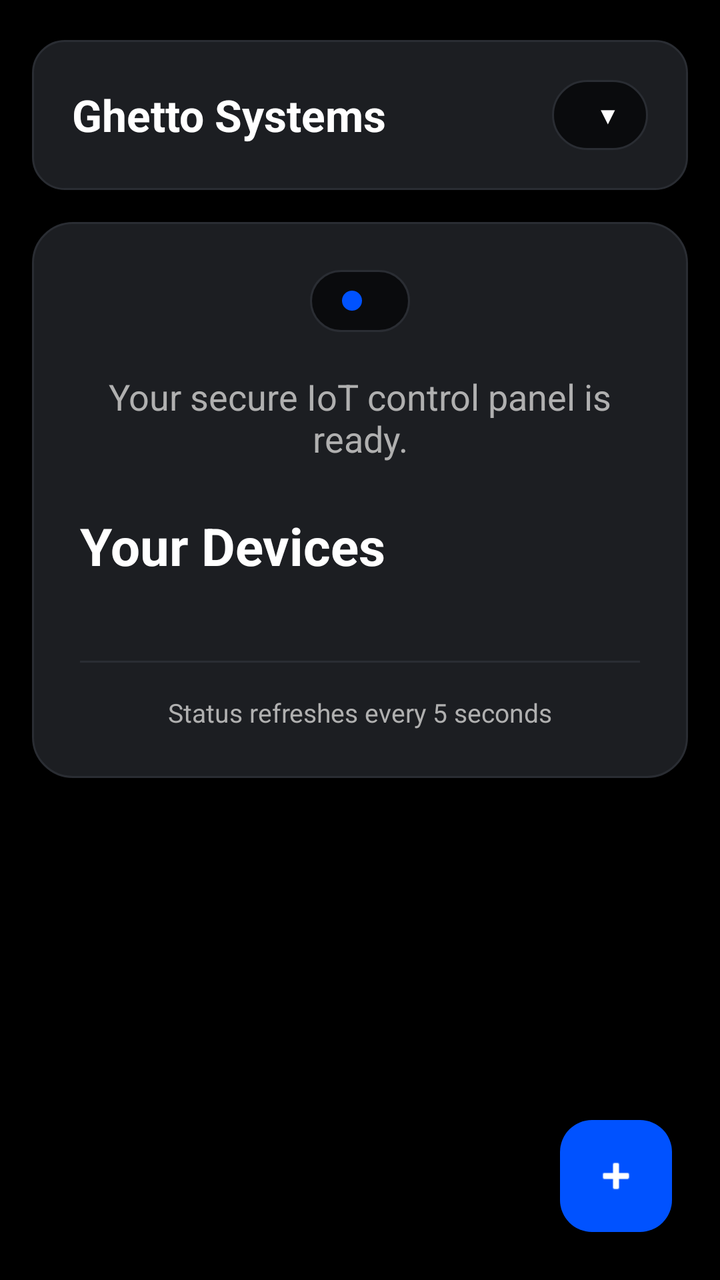
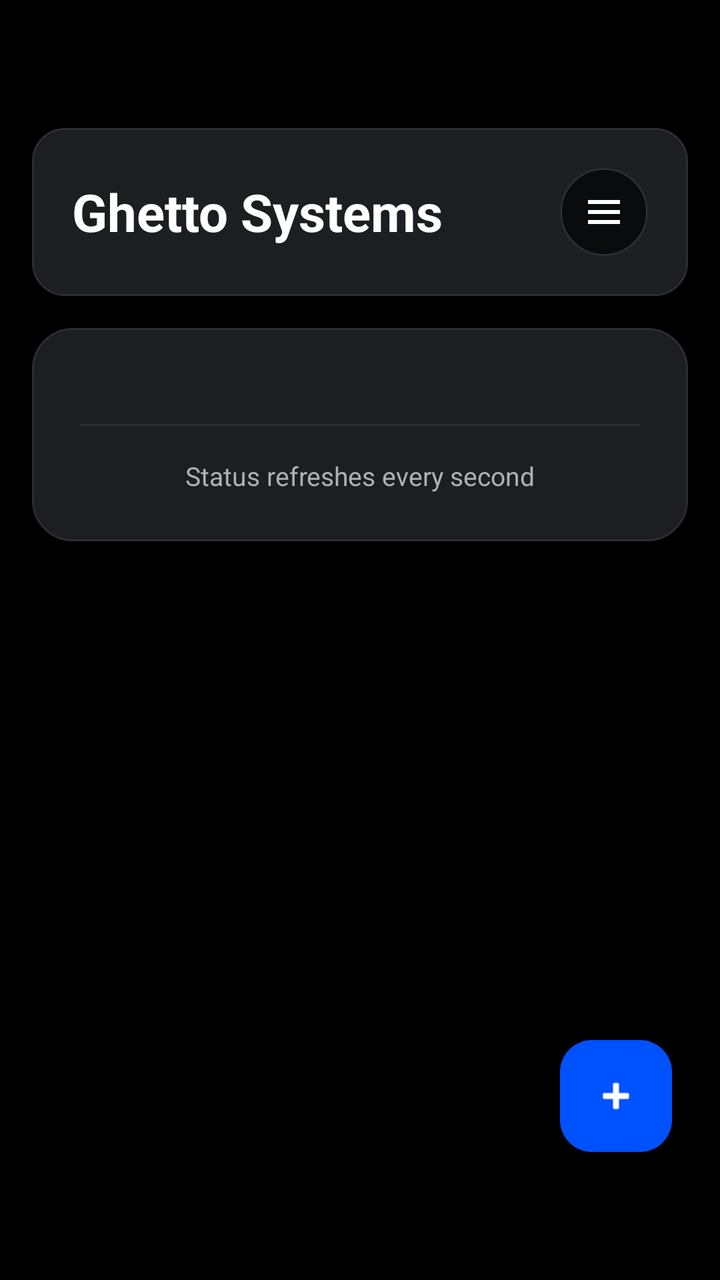

Two renders of the same Android screen: before a commit and after it. Below are the layout's source before the change and the commit's diff.
<!-- AndroidManifest.xml: application theme Theme.GhettoSystems2 -->
<!-- res/layout/activity_home.xml -->
<?xml version="1.0" encoding="utf-8"?>
<androidx.coordinatorlayout.widget.CoordinatorLayout
    xmlns:android="http://schemas.android.com/apk/res/android"
    xmlns:app="http://schemas.android.com/apk/res-auto"
    android:layout_width="match_parent"
    android:layout_height="match_parent"
    android:background="@color/splashBlack">

    <androidx.core.widget.NestedScrollView
        android:layout_width="match_parent"
        android:layout_height="match_parent"
        android:clipToPadding="false"
        android:fillViewport="true"
        android:paddingStart="16dp"
        android:paddingTop="20dp"
        android:paddingEnd="16dp"
        android:paddingBottom="96dp">

        <LinearLayout
            android:layout_width="match_parent"
            android:layout_height="wrap_content"
            android:orientation="vertical">

            <LinearLayout
                android:layout_width="match_parent"
                android:layout_height="wrap_content"
                android:background="@drawable/bg_dashboard_header"
                android:gravity="center_vertical"
                android:orientation="horizontal"
                android:padding="20dp">

                <TextView
                    android:layout_width="0dp"
                    android:layout_height="wrap_content"
                    android:layout_weight="1"
                    android:text="@string/splash_title"
                    android:textColor="@color/colorOnBackground"
                    android:textSize="22sp"
                    android:textStyle="bold" />

                <LinearLayout
                    android:id="@+id/btn_user_menu"
                    android:layout_width="wrap_content"
                    android:layout_height="wrap_content"
                    android:background="@drawable/bg_user_button"
                    android:clickable="true"
                    android:focusable="true"
                    android:gravity="center_vertical"
                    android:orientation="horizontal"
                    android:paddingStart="14dp"
                    android:paddingTop="8dp"
                    android:paddingEnd="14dp"
                    android:paddingBottom="8dp">

                    <TextView
                        android:id="@+id/tv_user_email"
                        android:layout_width="wrap_content"
                        android:layout_height="wrap_content"
                        android:ellipsize="end"
                        android:maxWidth="160dp"
                        android:singleLine="true"
                        android:textColor="@color/colorOnBackground"
                        android:textSize="14sp" />

                    <TextView
                        android:layout_width="wrap_content"
                        android:layout_height="wrap_content"
                        android:layout_marginStart="8dp"
                        android:text="▼"
                        android:textColor="@color/colorOnBackground"
                        android:textSize="12sp" />
                </LinearLayout>
            </LinearLayout>

            <LinearLayout
                android:layout_width="match_parent"
                android:layout_height="wrap_content"
                android:layout_marginTop="16dp"
                android:background="@drawable/bg_dashboard_panel"
                android:orientation="vertical"
                android:padding="24dp">

                <LinearLayout
                    android:layout_width="wrap_content"
                    android:layout_height="wrap_content"
                    android:layout_gravity="center_horizontal"
                    android:background="@drawable/bg_welcome_pill"
                    android:gravity="center_vertical"
                    android:orientation="horizontal"
                    android:paddingStart="16dp"
                    android:paddingTop="6dp"
                    android:paddingEnd="16dp"
                    android:paddingBottom="6dp">

                    <View
                        android:layout_width="10dp"
                        android:layout_height="10dp"
                        android:background="@drawable/dot_online" />

                    <TextView
                        android:id="@+id/tv_welcome"
                        android:layout_width="wrap_content"
                        android:layout_height="wrap_content"
                        android:layout_marginStart="8dp"
                        android:textColor="@color/colorOnBackground"
                        android:textSize="14sp"
                        android:textStyle="bold" />
                </LinearLayout>

                <TextView
                    android:layout_width="match_parent"
                    android:layout_height="wrap_content"
                    android:layout_marginTop="20dp"
                    android:layout_marginBottom="24dp"
                    android:gravity="center"
                    android:text="@string/dashboard_intro"
                    android:textColor="@color/textSecondary"
                    android:textSize="18sp" />

                <TextView
                    android:layout_width="wrap_content"
                    android:layout_height="wrap_content"
                    android:layout_marginBottom="16dp"
                    android:text="@string/your_devices"
                    android:textColor="@color/colorOnBackground"
                    android:textSize="26sp"
                    android:textStyle="bold" />

                <LinearLayout
                    android:id="@+id/empty_panel"
                    android:layout_width="match_parent"
                    android:layout_height="wrap_content"
                    android:background="@drawable/bg_empty_devices"
                    android:orientation="vertical"
                    android:padding="24dp"
                    android:visibility="gone">

                    <TextView
                        android:id="@+id/tv_empty"
                        android:layout_width="match_parent"
                        android:layout_height="wrap_content"
                        android:text="@string/no_devices_title"
                        android:textColor="@color/textSecondary"
                        android:textSize="16sp" />

                    <TextView
                        android:layout_width="match_parent"
                        android:layout_height="wrap_content"
                        android:layout_marginTop="10dp"
                        android:text="@string/no_devices_subtitle"
                        android:textColor="@color/textSecondary"
                        android:textSize="13sp" />
                </LinearLayout>

                <androidx.recyclerview.widget.RecyclerView
                    android:id="@+id/recycler_devices"
                    android:layout_width="match_parent"
                    android:layout_height="wrap_content"
                    android:nestedScrollingEnabled="false"
                    android:overScrollMode="never" />

                <View
                    android:layout_width="match_parent"
                    android:layout_height="1dp"
                    android:layout_marginTop="24dp"
                    android:background="@color/border" />

                <TextView
                    android:id="@+id/tv_refresh_hint"
                    android:layout_width="match_parent"
                    android:layout_height="wrap_content"
                    android:layout_marginTop="16dp"
                    android:gravity="center"
                    android:text="@string/dashboard_refresh_hint"
                    android:textColor="@color/textSecondary"
                    android:textSize="13sp" />
            </LinearLayout>
        </LinearLayout>
    </androidx.core.widget.NestedScrollView>

    <com.google.android.material.floatingactionbutton.FloatingActionButton
        android:id="@+id/fab_add"
        android:layout_width="wrap_content"
        android:layout_height="wrap_content"
        android:layout_gravity="bottom|end"
        android:layout_marginEnd="24dp"
        android:layout_marginBottom="24dp"
        android:contentDescription="@string/add_device"
        app:backgroundTint="@color/colorPrimary"
        app:srcCompat="@android:drawable/ic_input_add"
        app:tint="@color/colorOnPrimary" />
</androidx.coordinatorlayout.widget.CoordinatorLayout>
<!-- resources referenced by this layout -->
<resources>
  <color name="border">#2A2D33</color>
  <color name="colorOnBackground">#FFFFFF</color>
  <color name="colorOnPrimary">#FFFFFF</color>
  <color name="colorPrimary">#0052FF</color>
  <color name="splashBlack">#000000</color>
  <color name="textSecondary">#B0B0B0</color>
  <!-- drawable bg_dashboard_header (drawable) -->
  <?xml version="1.0" encoding="utf-8"?>
  <shape xmlns:android="http://schemas.android.com/apk/res/android"
      android:shape="rectangle">
      <solid android:color="@color/colorSurface" />
      <stroke android:width="1dp" android:color="@color/border" />
      <corners android:radius="16dp" />
  </shape>
  <!-- drawable bg_dashboard_panel (drawable) -->
  <?xml version="1.0" encoding="utf-8"?>
  <shape xmlns:android="http://schemas.android.com/apk/res/android"
      android:shape="rectangle">
      <solid android:color="@color/colorSurface" />
      <stroke android:width="1dp" android:color="@color/border" />
      <corners android:radius="20dp" />
  </shape>
  <!-- drawable bg_empty_devices (drawable) -->
  <?xml version="1.0" encoding="utf-8"?>
  <shape xmlns:android="http://schemas.android.com/apk/res/android"
      android:shape="rectangle">
      <solid android:color="@color/colorBackground" />
      <stroke android:width="1dp" android:color="@color/border" />
      <corners android:radius="16dp" />
  </shape>
  <!-- drawable bg_user_button (drawable) -->
  <?xml version="1.0" encoding="utf-8"?>
  <shape xmlns:android="http://schemas.android.com/apk/res/android"
      android:shape="rectangle">
      <solid android:color="@color/colorBackground" />
      <stroke android:width="1dp" android:color="@color/border" />
      <corners android:radius="9999dp" />
  </shape>
  <!-- drawable bg_welcome_pill (drawable) -->
  <?xml version="1.0" encoding="utf-8"?>
  <shape xmlns:android="http://schemas.android.com/apk/res/android"
      android:shape="rectangle">
      <solid android:color="@color/colorBackground" />
      <stroke android:width="1dp" android:color="@color/border" />
      <corners android:radius="9999dp" />
  </shape>
  <!-- drawable dot_online (drawable) -->
  <?xml version="1.0" encoding="utf-8"?>
  <shape xmlns:android="http://schemas.android.com/apk/res/android"
      android:shape="oval">
      <solid android:color="@color/colorPrimary" />
      <size android:width="10dp" android:height="10dp" />
  </shape>
  <string name="add_device">Add device</string>
  <string name="dashboard_intro">Your secure IoT control panel is ready.</string>
  <string name="dashboard_refresh_hint">Status refreshes every 5 seconds</string>
  <string name="no_devices_subtitle">Tap + to pair your air compressor using Device ID, Serial, and Pairing Code from your UNO Q.</string>
  <string name="no_devices_title">No devices paired to your account yet.</string>
  <string name="splash_title">Ghetto Systems</string>
  <string name="your_devices">Your Devices</string>
  <style name="Theme.GhettoSystems2" parent="Theme.Material3.Dark.NoActionBar">
          <item name="colorPrimary">@color/colorPrimary</item>
          <item name="colorOnPrimary">@color/colorOnPrimary</item>
          <item name="android:colorBackground">@color/colorBackground</item>
          <item name="colorSurface">@color/colorSurface</item>
          <item name="android:statusBarColor">@color/colorBackground</item>
          <item name="android:navigationBarColor">@color/colorBackground</item>
      </style>
  <color name="colorSurface">#1C1E22</color>
  <color name="colorBackground">#0A0B0D</color>
</resources>

<!-- the commit's change to res/layout/activity_home.xml (unified diff, before → after) -->
@@ -12,9 +12,9 @@
         android:clipToPadding="false"
         android:fillViewport="true"
         android:paddingStart="16dp"
-        android:paddingTop="20dp"
+        android:paddingTop="64dp"
         android:paddingEnd="16dp"
-        android:paddingBottom="96dp">
+        android:paddingBottom="128dp">
 
         <LinearLayout
             android:layout_width="match_parent"
@@ -35,41 +35,18 @@
                     android:layout_weight="1"
                     android:text="@string/splash_title"
                     android:textColor="@color/colorOnBackground"
-                    android:textSize="22sp"
+                    android:textSize="26sp"
                     android:textStyle="bold" />
 
-                <LinearLayout
-                    android:id="@+id/btn_user_menu"
-                    android:layout_width="wrap_content"
-                    android:layout_height="wrap_content"
+                <ImageButton
+                    android:id="@+id/btn_menu"
+                    android:layout_width="44dp"
+                    android:layout_height="44dp"
                     android:background="@drawable/bg_user_button"
-                    android:clickable="true"
-                    android:focusable="true"
-                    android:gravity="center_vertical"
-                    android:orientation="horizontal"
-                    android:paddingStart="14dp"
-                    android:paddingTop="8dp"
-                    android:paddingEnd="14dp"
-                    android:paddingBottom="8dp">
-
-                    <TextView
-                        android:id="@+id/tv_user_email"
-                        android:layout_width="wrap_content"
-                        android:layout_height="wrap_content"
-                        android:ellipsize="end"
-                        android:maxWidth="160dp"
-                        android:singleLine="true"
-                        android:textColor="@color/colorOnBackground"
-                        android:textSize="14sp" />
-
-                    <TextView
-                        android:layout_width="wrap_content"
-                        android:layout_height="wrap_content"
-                        android:layout_marginStart="8dp"
-                        android:text="▼"
-                        android:textColor="@color/colorOnBackground"
-                        android:textSize="12sp" />
-                </LinearLayout>
+                    android:contentDescription="@string/menu"
+                    android:padding="10dp"
+                    android:scaleType="centerInside"
+                    android:src="@drawable/ic_menu_hamburger" />
             </LinearLayout>
 
             <LinearLayout
@@ -79,52 +56,6 @@
                 android:background="@drawable/bg_dashboard_panel"
                 android:orientation="vertical"
                 android:padding="24dp">
-
-                <LinearLayout
-                    android:layout_width="wrap_content"
-                    android:layout_height="wrap_content"
-                    android:layout_gravity="center_horizontal"
-                    android:background="@drawable/bg_welcome_pill"
-                    android:gravity="center_vertical"
-                    android:orientation="horizontal"
-                    android:paddingStart="16dp"
-                    android:paddingTop="6dp"
-                    android:paddingEnd="16dp"
-                    android:paddingBottom="6dp">
-
-                    <View
-                        android:layout_width="10dp"
-                        android:layout_height="10dp"
-                        android:background="@drawable/dot_online" />
-
-                    <TextView
-                        android:id="@+id/tv_welcome"
-                        android:layout_width="wrap_content"
-                        android:layout_height="wrap_content"
-                        android:layout_marginStart="8dp"
-                        android:textColor="@color/colorOnBackground"
-                        android:textSize="14sp"
-                        android:textStyle="bold" />
-                </LinearLayout>
-
-                <TextView
-                    android:layout_width="match_parent"
-                    android:layout_height="wrap_content"
-                    android:layout_marginTop="20dp"
-                    android:layout_marginBottom="24dp"
-                    android:gravity="center"
-                    android:text="@string/dashboard_intro"
-                    android:textColor="@color/textSecondary"
-                    android:textSize="18sp" />
-
-                <TextView
-                    android:layout_width="wrap_content"
-                    android:layout_height="wrap_content"
-                    android:layout_marginBottom="16dp"
-                    android:text="@string/your_devices"
-                    android:textColor="@color/colorOnBackground"
-                    android:textSize="26sp"
-                    android:textStyle="bold" />
 
                 <LinearLayout
                     android:id="@+id/empty_panel"
@@ -184,7 +115,7 @@
         android:layout_height="wrap_content"
         android:layout_gravity="bottom|end"
         android:layout_marginEnd="24dp"
-        android:layout_marginBottom="24dp"
+        android:layout_marginBottom="64dp"
         android:contentDescription="@string/add_device"
         app:backgroundTint="@color/colorPrimary"
         app:srcCompat="@android:drawable/ic_input_add"
<!-- resource entries referenced after the edit -->
@@ -38,28 +38,23 @@
       <stroke android:width="1dp" android:color="@color/border" />
       <corners android:radius="9999dp" />
   </shape>
-  <!-- drawable bg_welcome_pill (drawable) -->
+  <!-- drawable ic_menu_hamburger (drawable) -->
   <?xml version="1.0" encoding="utf-8"?>
-  <shape xmlns:android="http://schemas.android.com/apk/res/android"
-      android:shape="rectangle">
-      <solid android:color="@color/colorBackground" />
-      <stroke android:width="1dp" android:color="@color/border" />
-      <corners android:radius="9999dp" />
-  </shape>
-  <!-- drawable dot_online (drawable) -->
-  <?xml version="1.0" encoding="utf-8"?>
-  <shape xmlns:android="http://schemas.android.com/apk/res/android"
-      android:shape="oval">
-      <solid android:color="@color/colorPrimary" />
-      <size android:width="10dp" android:height="10dp" />
-  </shape>
+  <vector xmlns:android="http://schemas.android.com/apk/res/android"
+      android:width="24dp"
+      android:height="24dp"
+      android:viewportWidth="24"
+      android:viewportHeight="24">
+      <path
+          android:fillColor="@color/colorOnBackground"
+          android:pathData="M4,6h16v2H4V6zM4,11h16v2H4v-2zM4,16h16v2H4v-2z" />
+  </vector>
   <string name="add_device">Add device</string>
-  <string name="dashboard_intro">Your secure IoT control panel is ready.</string>
-  <string name="dashboard_refresh_hint">Status refreshes every 5 seconds</string>
+  <string name="dashboard_refresh_hint">Status refreshes every second</string>
+  <string name="menu">Menu</string>
   <string name="no_devices_subtitle">Tap + to pair your air compressor using Device ID, Serial, and Pairing Code from your UNO Q.</string>
   <string name="no_devices_title">No devices paired to your account yet.</string>
   <string name="splash_title">Ghetto Systems</string>
-  <string name="your_devices">Your Devices</string>
   <style name="Theme.GhettoSystems2" parent="Theme.Material3.Dark.NoActionBar">
           <item name="colorPrimary">@color/colorPrimary</item>
           <item name="colorOnPrimary">@color/colorOnPrimary</item>
